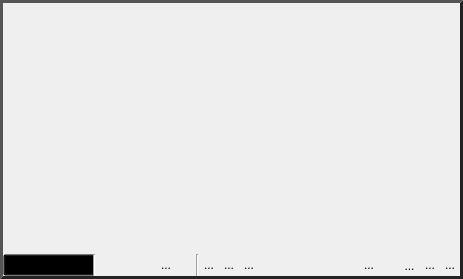
rblake/seg3d2, file src/Interface/Application/ViewerWidget.ui: the form before one commit.
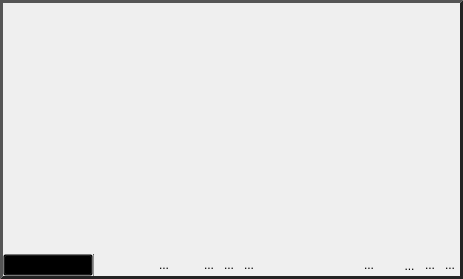
The form after the commit. Icons and pictures are not drawn. Custom widgets are drawn as their Qt base class.

```diff
--- a/src/Interface/Application/ViewerWidget.ui
+++ b/src/Interface/Application/ViewerWidget.ui
@@ -23,6 +23,11 @@
 	padding: 0px;
 }
 
+QFrame#line_,
+QFrame#sep_line_{
+	background-color: gray;
+}
+
 QWidget#viewer_mode_holder_{
 	margin: 0px;
 	padding: 0px;
@@ -86,9 +91,11 @@
      border-bottom-right-radius: 3px;
  }
 
+/*
  QComboBox::down-arrow {
      image: url(&quot;:/Images/Arrow.png&quot;);
  }
+*/
 
  QComboBox::down-arrow:on { /* shift the arrow when popup is open */
      top: 0px;
@@ -208,7 +215,7 @@
                 <widget class="QComboBox" name="viewer_mode_">
                  <property name="minimumSize">
                   <size>
-                   <width>100</width>
+                   <width>82</width>
                    <height>0</height>
                   </size>
                  </property>
@@ -633,13 +640,13 @@
              <widget class="Line" name="line_">
               <property name="minimumSize">
                <size>
-                <width>3</width>
+                <width>1</width>
                 <height>0</height>
                </size>
               </property>
               <property name="maximumSize">
                <size>
-                <width>3</width>
+                <width>1</width>
                 <height>16777215</height>
                </size>
               </property>
@@ -825,25 +832,6 @@
               </layout>
              </widget>
             </item>
-            <item>
-             <widget class="Line" name="sep_line_">
-              <property name="minimumSize">
-               <size>
-                <width>3</width>
-                <height>0</height>
-               </size>
-              </property>
-              <property name="maximumSize">
-               <size>
-                <width>3</width>
-                <height>16777215</height>
-               </size>
-              </property>
-              <property name="orientation">
-               <enum>Qt::Vertical</enum>
-              </property>
-             </widget>
-            </item>
             <item>
              <widget class="QWidget" name="less_common_tools_" native="true">
               <property name="sizePolicy">
```
Left out of the diff: 4 changed lines with no effect on the pictures.
